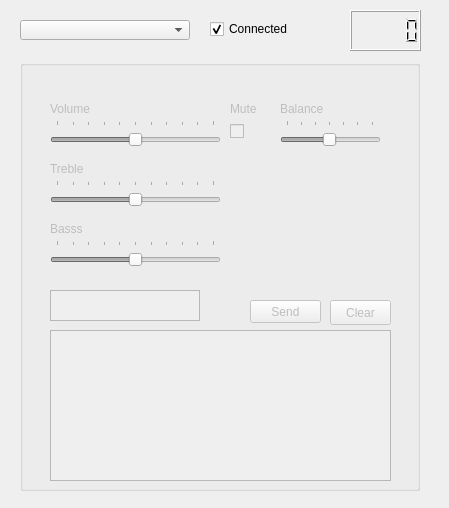
The window that desktop/AudioManager/widget.ui (alex-pesh/audio-manager) describes before a commit, drawn with Qt 5.
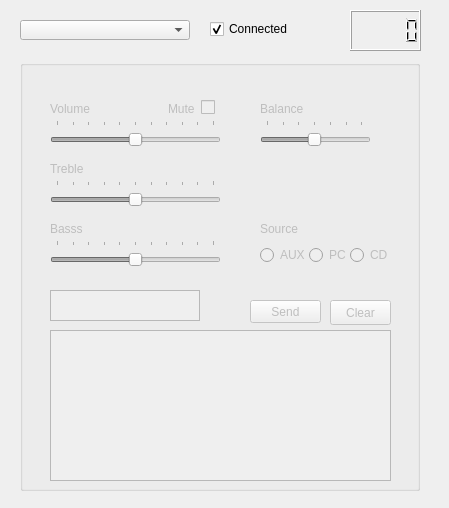
The same window after the commit.

Commit message: desktop: gain & source

Diff of the .ui file:
```diff
--- a/desktop/AudioManager/widget.ui
+++ b/desktop/AudioManager/widget.ui
@@ -107,9 +107,9 @@
    <widget class="QSlider" name="balanceSlider">
     <property name="geometry">
      <rect>
-      <x>260</x>
+      <x>240</x>
       <y>60</y>
-      <width>101</width>
+      <width>111</width>
       <height>32</height>
      </rect>
     </property>
@@ -141,10 +141,10 @@
    <widget class="QCheckBox" name="muteCheckBox">
     <property name="geometry">
      <rect>
-      <x>210</x>
-      <y>60</y>
+      <x>181</x>
+      <y>37</y>
       <width>21</width>
-      <height>23</height>
+      <height>21</height>
      </rect>
     </property>
     <property name="layoutDirection">
@@ -224,7 +224,7 @@
    <widget class="QLabel" name="muteLabel">
     <property name="geometry">
      <rect>
-      <x>210</x>
+      <x>148</x>
       <y>40</y>
       <width>31</width>
       <height>17</height>
@@ -247,9 +247,9 @@
    <widget class="QLabel" name="balanceLabel">
     <property name="geometry">
      <rect>
-      <x>260</x>
+      <x>240</x>
       <y>40</y>
-      <width>54</width>
+      <width>50</width>
       <height>17</height>
      </rect>
     </property>
@@ -293,6 +293,58 @@
      <string>Send</string>
     </property>
    </widget>
+   <widget class="QLabel" name="sourceLabel">
+    <property name="geometry">
+     <rect>
+      <x>240</x>
+      <y>160</y>
+      <width>54</width>
+      <height>17</height>
+     </rect>
+    </property>
+    <property name="text">
+     <string>Source</string>
+    </property>
+   </widget>
+   <widget class="QRadioButton" name="sourceAuxBtn">
+    <property name="geometry">
+     <rect>
+      <x>240</x>
+      <y>184</y>
+      <width>51</width>
+      <height>22</height>
+     </rect>
+    </property>
+    <property name="text">
+     <string>AUX</string>
+    </property>
+   </widget>
+   <widget class="QRadioButton" name="sourcePcBtn">
+    <property name="geometry">
+     <rect>
+      <x>289</x>
+      <y>184</y>
+      <width>40</width>
+      <height>22</height>
+     </rect>
+    </property>
+    <property name="text">
+     <string>PC</string>
+    </property>
+   </widget>
+   <widget class="QRadioButton" name="sourceCdBtn">
+    <property name="geometry">
+     <rect>
+      <x>330</x>
+      <y>184</y>
+      <width>41</width>
+      <height>22</height>
+     </rect>
+    </property>
+    <property name="text">
+     <string>CD</string>
+    </property>
+   </widget>
   </widget>
   <widget class="QLCDNumber" name="lcdNumber">
    <property name="geometry">
```
The commit also changes 5 other files.
